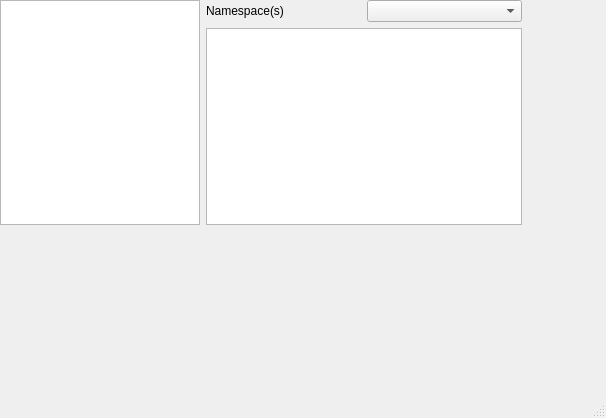
Qt form trial-screen.ui (dharapvj/kuboculus) before a commit.
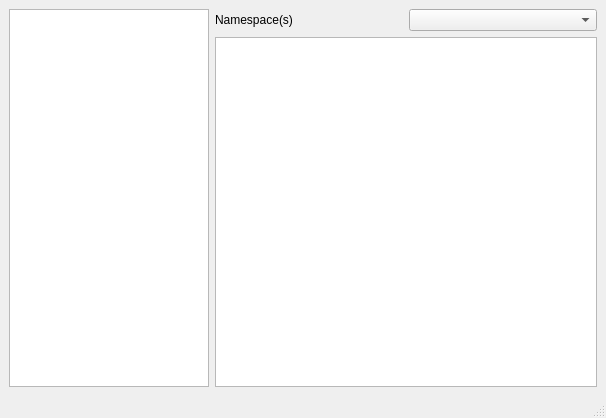
The same form after that commit.

Commit message: Added window title. Made window and content stretch full screen and added a checkbox column to table

Diff of the .ui file:
```diff
--- a/trial-screen.ui
+++ b/trial-screen.ui
@@ -14,15 +14,8 @@
    <string>MainWindow</string>
   </property>
   <widget class="QWidget" name="centralwidget">
-   <widget class="QWidget" name="">
-    <property name="geometry">
-     <rect>
-      <x>0</x>
-      <y>0</y>
-      <width>522</width>
-      <height>225</height>
-     </rect>
-    </property>
+   <layout class="QHBoxLayout" name="horizontalLayout_3">
+    <item>
     <layout class="QHBoxLayout" name="horizontalLayout_2">
      <property name="sizeConstraint">
       <enum>QLayout::SetDefaultConstraint</enum>
@@ -71,7 +64,8 @@
       </layout>
      </item>
     </layout>
-   </widget>
+    </item>
+   </layout>
   </widget>
   <widget class="QStatusBar" name="statusbar"/>
  </widget>
```
Lines whose indentation alone changed are shown as unchanged. The commit also changes 2 other files.
